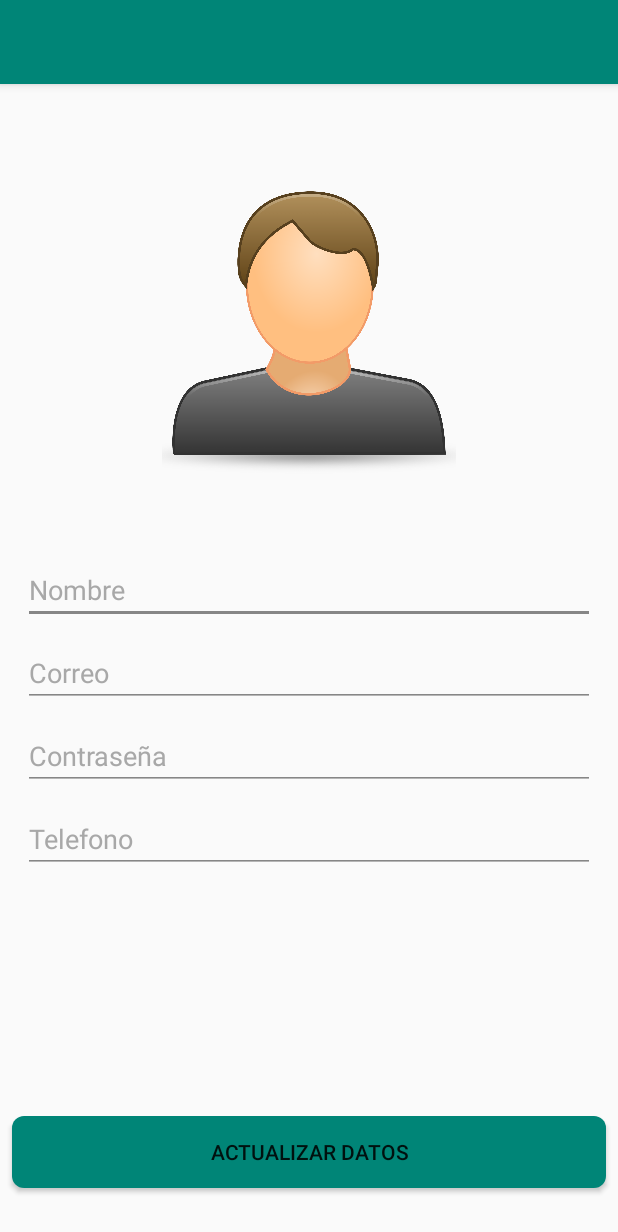
After one commit to compumovil1930/WheresMyCar, an Android app: the UpdateUserProfileActivity screen opened directly, with no data from a screen before it, on a phone screen of 412 x 824 dp. The commit adds this screen. Shown: the top 1232 px of the screen. Run offline under Robolectric (Android 15) with nearby library versions, the phone set to English and light mode, and no system bars.

Commit message:
Actividad Actualizar datos de usuario

```diff
--- a/app/src/main/AndroidManifest.xml
+++ b/app/src/main/AndroidManifest.xml
@@ -9,7 +9,8 @@
         android:roundIcon="@mipmap/ic_launcher_round"
         android:supportsRtl="true"
         android:theme="@style/AppTheme">
-        <activity android:name=".PreparandoChefActivity"></activity>
+        <activity android:name=".UpdateUserProfileActivity"></activity>
+        <activity android:name=".PreparandoChefActivity" />
         <activity
             android:name=".RegisterActivity"
             android:windowSoftInputMode="stateHidden" />
--- /dev/null
+++ b/app/src/main/java/com/ratatouille/UpdateUserProfileActivity.java
@@ -0,0 +1,13 @@
+package com.ratatouille;
+
+import android.support.v7.app.AppCompatActivity;
+import android.os.Bundle;
+
+public class UpdateUserProfileActivity extends AppCompatActivity {
+
+    @Override
+    protected void onCreate(Bundle savedInstanceState) {
+        super.onCreate(savedInstanceState);
+        setContentView(R.layout.activity_update_user_profile);
+    }
+}
--- a/app/src/main/res/layout/activity_main.xml
+++ b/app/src/main/res/layout/activity_main.xml
@@ -49,7 +49,7 @@
         app:layout_constraintTop_toBottomOf="@+id/editTextUser" />
 
     <Button
-        android:id="@+id/buttonIniciar"
+        android:id="@+id/buttonDataUpdate"
         android:background="@drawable/rounded_button"
         android:layout_width="match_parent"
         android:layout_height="wrap_content"
--- /dev/null
+++ b/app/src/main/res/layout/activity_update_user_profile.xml
@@ -0,0 +1,114 @@
+<?xml version="1.0" encoding="utf-8"?>
+<android.support.constraint.ConstraintLayout xmlns:android="http://schemas.android.com/apk/res/android"
+    xmlns:app="http://schemas.android.com/apk/res-auto"
+    xmlns:tools="http://schemas.android.com/tools"
+    android:layout_width="match_parent"
+    android:layout_height="match_parent"
+    tools:context=".UpdateUserProfileActivity">
+
+    <ImageView
+        android:id="@+id/imageView2"
+        android:layout_width="196dp"
+        android:layout_height="194dp"
+        android:layout_marginStart="8dp"
+        android:layout_marginTop="8dp"
+        android:layout_marginEnd="8dp"
+        android:layout_marginBottom="8dp"
+        app:layout_constraintBottom_toBottomOf="parent"
+        app:layout_constraintEnd_toEndOf="parent"
+        app:layout_constraintStart_toStartOf="parent"
+        app:layout_constraintTop_toTopOf="parent"
+        app:layout_constraintVertical_bias="0.109"
+        app:srcCompat="@drawable/username" />
+
+    <LinearLayout
+        android:id="@+id/linearLayout"
+        android:layout_width="match_parent"
+        android:layout_height="wrap_content"
+        android:layout_marginTop="8dp"
+        android:layout_marginBottom="8dp"
+        android:orientation="vertical"
+        android:padding="15dp"
+        app:layout_constraintBottom_toBottomOf="parent"
+        app:layout_constraintTop_toBottomOf="@+id/imageView2"
+        app:layout_constraintVertical_bias="0.12"
+        tools:layout_editor_absoluteX="0dp">
+
+        <EditText
+            android:id="@+id/editTextName"
+            android:layout_width="match_parent"
+            android:layout_height="wrap_content"
+            android:layout_marginBottom="10dp"
+            android:backgroundTint="#868686"
+            android:ems="10"
+            android:hint="Nombre"
+            android:inputType="textPersonName"
+            android:textColor="#868686"
+            android:textColorHighlight="@color/colorPrimaryDark"
+            android:textColorHint="#A8A8A8"
+            android:textColorLink="@android:color/background_light"
+            android:textSize="18sp" />
+
+        <EditText
+            android:id="@+id/editTextEmail"
+            android:layout_width="match_parent"
+            android:layout_height="wrap_content"
+            android:layout_marginBottom="10dp"
+            android:backgroundTint="#868686"
+            android:ems="10"
+            android:hint="Correo"
+            android:inputType="textWebEmailAddress"
+            android:textColor="#868686"
+            android:textColorHighlight="@color/colorPrimaryDark"
+            android:textColorHint="#A8A8A8"
+            android:textColorLink="@android:color/background_light"
+            android:textSize="18sp" />
+
+        <EditText
+            android:id="@+id/editTextPassword"
+            android:layout_width="match_parent"
+            android:layout_height="wrap_content"
+            android:layout_marginBottom="10dp"
+            android:backgroundTint="#868686"
+            android:ems="10"
+            android:hint="Contraseña"
+            android:inputType="textPassword"
+            android:textColor="#868686"
+            android:textColorHighlight="@color/colorPrimaryDark"
+            android:textColorHint="#A8A8A8"
+            android:textColorLink="@android:color/background_light"
+            android:textSize="18sp" />
+
+        <EditText
+            android:id="@+id/editTextPhone"
+            android:layout_width="match_parent"
+            android:layout_height="wrap_content"
+            android:layout_marginBottom="10dp"
+            android:backgroundTint="#868686"
+            android:ems="10"
+            android:hint="Telefono"
+            android:inputType="phone"
+            android:textColor="#868686"
+            android:textColorHighlight="@color/colorPrimaryDark"
+            android:textColorHint="#A8A8A8"
+            android:textColorLink="@android:color/background_light"
+            android:textSize="18sp" />
+
+    </LinearLayout>
+
+    <Button
+        android:id="@+id/buttonDataUpdate"
+        android:layout_width="match_parent"
+        android:layout_height="wrap_content"
+        android:layout_marginStart="8dp"
+        android:layout_marginTop="30dp"
+        android:layout_marginEnd="8dp"
+        android:layout_marginBottom="32dp"
+        android:background="@drawable/rounded_button"
+        android:text="Actualizar Datos"
+        app:layout_constraintBottom_toBottomOf="parent"
+        app:layout_constraintEnd_toEndOf="parent"
+        app:layout_constraintHorizontal_bias="0.0"
+        app:layout_constraintStart_toStartOf="parent"
+        app:layout_constraintTop_toBottomOf="@+id/editTextContra" />
+</android.support.constraint.ConstraintLayout>
```
Also changed, not shown: app/src/main/res/drawable/username.jpg (added).
